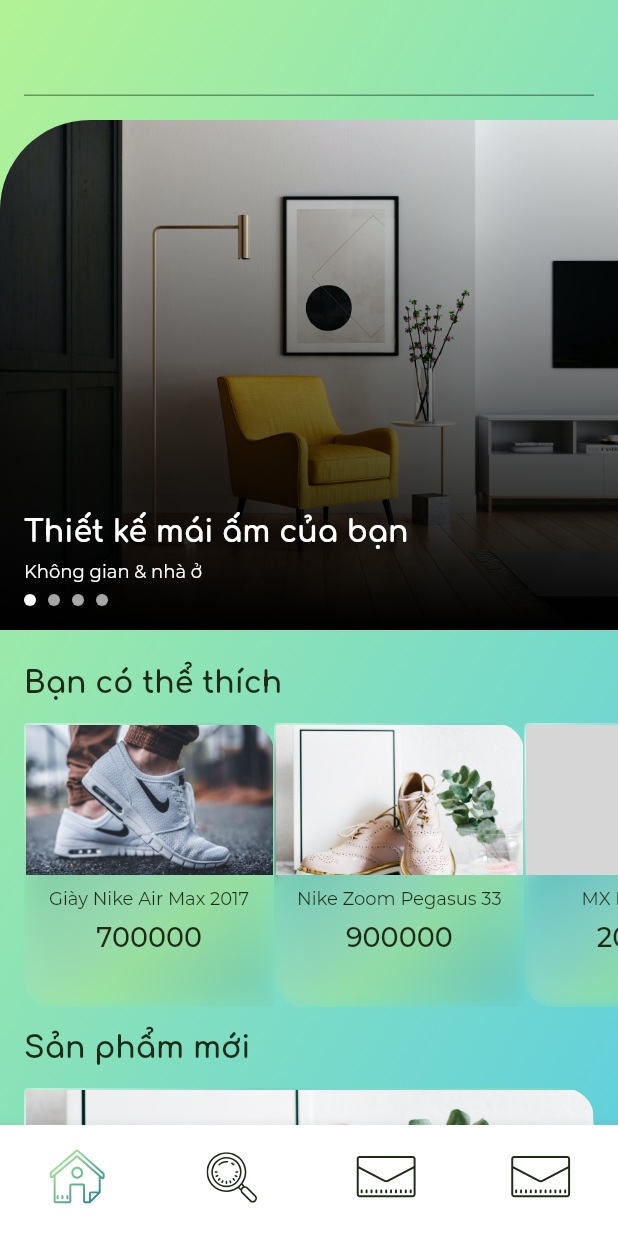
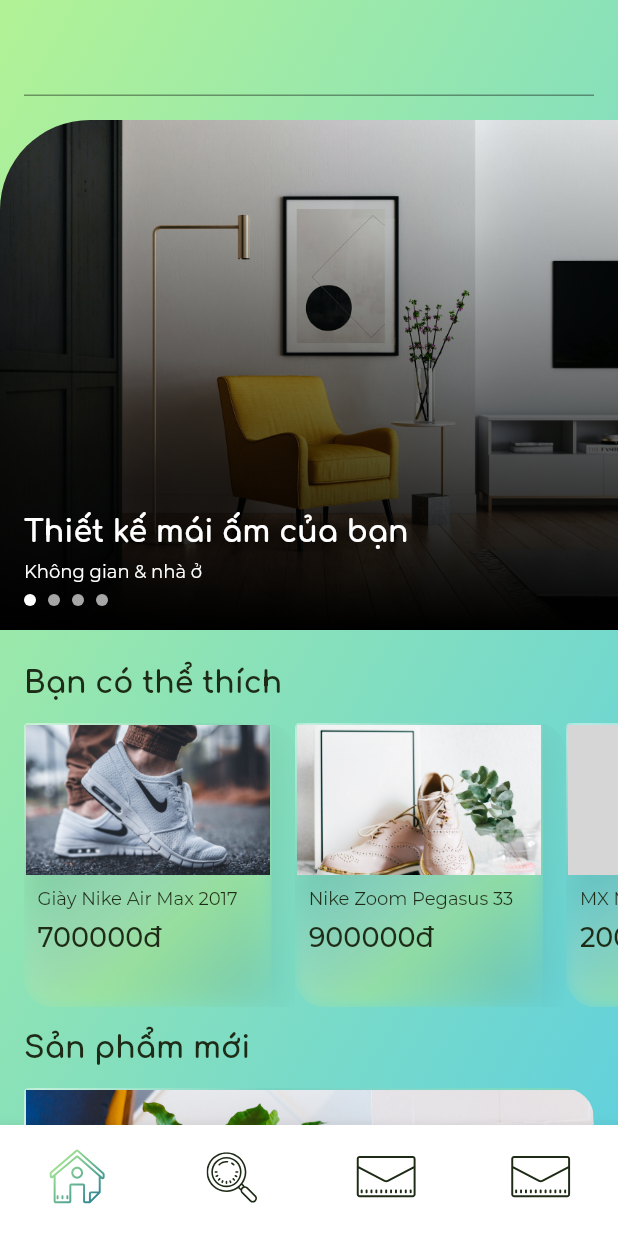
Before and after one commit to manhnvan/E-commerce-Mobile-Customer, a Flutter app: the screen it shows after launch, on a phone screen of 412 x 824 dp. Run offline on Flutter 3.47's test engine with Material 2 defaults, Android fonts, the phone set to English and light mode, and no system bars; drawn by our look-alikes of carousel_slider; our stand-ins replace firebase_auth, firebase_core, flutter_signin_button, flutter_svg, glassmorphism, google_sign_in; missing offline and left inert: flutter_facebook_auth, gradient_ui_widgets; accounts and stored records are empty; grey boxes are pictures that could not be loaded.

Commit message:
Update sections on homepage

```diff
--- a/lib/components/card_glass.dart
+++ b/lib/components/card_glass.dart
@@ -8,12 +8,33 @@ import 'package:gradient_ui_widgets/gradient_ui_widgets.dart' as grad;
 
 class GlassCard extends StatelessWidget {
   Widget childWidget;
+  double width;
 
-  GlassCard({this.childWidget});
+  GlassCard({this.childWidget, this.width});
 
   @override
   Widget build(BuildContext context) {
-    return BackdropFilter(
+    return ClipRRect(
+      clipBehavior: Clip.antiAlias,
+      borderRadius: BorderRadius.only(
+          topLeft: Radius.circular(border_radius_small),
+          topRight: Radius.circular(border_radius_big),
+          bottomRight: Radius.circular(border_radius_small),
+          bottomLeft: Radius.circular(border_radius_big)),
+      child: Container(
+        margin: this.width == MediaQuery.of(context).size.width
+            ? EdgeInsets.only(bottom: space_medium)
+            : EdgeInsets.only(right: space_medium),
+        width: this.width == MediaQuery.of(context).size.width
+            ? MediaQuery.of(context).size.width
+            : MediaQuery.of(context).size.width * 0.4,
+        clipBehavior: Clip.antiAlias,
+        padding: EdgeInsets.all(1),
+        decoration: BoxDecoration(
+          gradient: color_gradient_secondary,
+          boxShadow: [box_shadow_black],
+        ),
+        child: BackdropFilter(
             filter: ImageFilter.blur(sigmaX: 5.0, sigmaY: 5.0),
           child: grad.GradientCard(
               padding: EdgeInsets.all(0),
@@ -26,6 +47,8 @@ class GlassCard extends StatelessWidget {
                       bottomLeft: Radius.circular(border_radius_big - 1),
                       bottomRight: Radius.circular(border_radius_small -1))),
               child: this.childWidget),
+        ),
+      ),
     );
     // return Card(
     //   clipBehavior: Clip.antiAlias,
--- a/lib/components/product_card.dart
+++ b/lib/components/product_card.dart
@@ -1,6 +1,6 @@
-import 'package:customer_app/abstracts/colors.dart';
 import 'package:customer_app/abstracts/variables.dart';
 import 'package:customer_app/components/card_glass.dart';
+import 'package:flutter/cupertino.dart';
 import 'package:flutter/material.dart';
 
 // ignore: must_be_immutable
@@ -12,49 +12,47 @@ class ProductCard extends StatelessWidget {
 
   @override
   Widget build(BuildContext context) {
-    return ClipRRect(
-      borderRadius: BorderRadius.only(
-          topLeft: Radius.circular(border_radius_small),
-          topRight: Radius.circular(border_radius_big),
-          bottomRight: Radius.circular(border_radius_small),
-          bottomLeft: Radius.circular(border_radius_big)),
-      child: Container(
-        width: this.width,
-        clipBehavior: Clip.antiAlias,
-        padding: EdgeInsets.all(1),
-        decoration: BoxDecoration(
-          gradient: color_gradient_secondary,
-          boxShadow: [box_shadow_black],
-        ),
-        child: GlassCard(
-            childWidget: Column(
+    return GlassCard(
+        childWidget: Column(
           children: [
             Container(
-              width: this.width == MediaQuery.of(context).size.width
-                  ? MediaQuery.of(context).size.width
-                  : MediaQuery.of(context).size.width * 0.4,
               height:
                   this.width == MediaQuery.of(context).size.width ? 130 : 100,
               decoration: BoxDecoration(
                 image: DecorationImage(
-                    image: AssetImage(data['thumbnail']),
-                    fit: BoxFit.cover),
+                    image: AssetImage(data['thumbnail']), fit: BoxFit.cover),
               ),
             ),
             Container(
                 padding: EdgeInsets.all(space_small),
+                width: this.width == MediaQuery.of(context).size.width
+                    ? MediaQuery.of(context).size.width
+                    : MediaQuery.of(context).size.width * 0.4,
                 child: Column(
+                  crossAxisAlignment: CrossAxisAlignment.start,
                   children: [
                     Text(data['name'],
-                        style: (Theme.of(context).textTheme.bodyText2)),
-                    SizedBox(height: space_small),
-                    Text(data['price'],
-                        style: (Theme.of(context).textTheme.bodyText1))
+                        style: this.width == MediaQuery.of(context).size.width
+                            ? (Theme.of(context).textTheme.bodyText1)
+                            : (Theme.of(context).textTheme.bodyText2),
+                        maxLines: 1,
+                        overflow: TextOverflow.ellipsis),
+                    SizedBox(
+                        height: this.width == MediaQuery.of(context).size.width
+                            ? space_big
+                            : space_small),
+                    Text(
+                        this.width == MediaQuery.of(context).size.width
+                            ? 'Giá: ' + data['price'] + 'đ'
+                            : data['price'] + 'đ',
+                        style: this.width == MediaQuery.of(context).size.width
+                            ? (Theme.of(context).textTheme.bodyText1)
+                                .copyWith(fontWeight: FontWeight.bold)
+                            : (Theme.of(context).textTheme.bodyText1))
                   ],
                 ))
           ],
-        )),
-      ),
-    );
+        ),
+        width: this.width);
   }
 }
--- a/lib/screens/home/components/hero.dart
+++ b/lib/screens/home/components/hero.dart
@@ -116,7 +116,6 @@ class _HeroSectionState extends State<HeroSection> {
               viewportFraction: 1.0,
               scrollDirection: Axis.horizontal,
               enlargeCenterPage: false,
-              autoPlay: true,
               onPageChanged: (index, reason) {
                 setState(() {
                   _current = index;
--- a/lib/screens/home/components/new_products_section.dart
+++ b/lib/screens/home/components/new_products_section.dart
@@ -4,34 +4,34 @@ import 'package:flutter/material.dart';
 
 var fakeProductData = [
   {
-    'thumbnail': 'assets/images/fake-data-product/product01.jpg',
-    'name': 'Giày Nike Air Max 2017',
-    'price': '700000'
+    'thumbnail': 'assets/images/fake-data-product/product08.jpg',
+    'name': 'Cây dương xỉ trang trí nội thất đủ kích thước',
+    'price': '500000'
   },
   {
-    'thumbnail': 'assets/images/fake-data-product/product02.jpg',
-    'name': 'Nike Zoom Pegasus 33',
-    'price': '900000'
-  },
-  {
-    'thumbnail': 'assets/images/fake-data-product/product03.jpg',
-    'name': 'MX MASTER 2S',
+    'thumbnail': 'assets/images/fake-data-product/product09.jpg',
+    'name': 'Cây xương rồng nhỏ trang trí bàn học',
     'price': '200000'
   },
   {
-    'thumbnail': 'assets/images/fake-data-product/product04.jpg',
-    'name': 'Surface Laptop Go 12.4',
-    'price': '22000000'
+    'thumbnail': 'assets/images/fake-data-product/product10.jpg',
+    'name': 'Phím cơ Logitech G610',
+    'price': '1250000'
   },
   {
-    'thumbnail': 'assets/images/fake-data-product/product05.jpg',
-    'name': 'Áo phông Coolmate',
-    'price': '150000'
+    'thumbnail': 'assets/images/fake-data-product/product11.jpg',
+    'name': 'Bestseller Book  - milk and honey',
+    'price': '240000'
   },
   {
-    'thumbnail': 'assets/images/fake-data-product/product06.jpg',
-    'name': 'Áo Sweater Coolmate',
+    'thumbnail': 'assets/images/fake-data-product/product12.jpg',
+    'name': 'Pass sách cũ',
     'price': '300000'
+  },
+  {
+    'thumbnail': 'assets/images/fake-data-product/product14.jpg',
+    'name': 'Rubik3x3',
+    'price': '110000'
   }
 ];
 
@@ -45,8 +45,20 @@ class NewProductsSection extends StatelessWidget {
         children: [
           Text('Sản phẩm mới', style: (Theme.of(context).textTheme.headline6)),
           SizedBox(height: space_medium),
-          ProductCard(
-              width: MediaQuery.of(context).size.width, data: fakeProductData[1])
+          Container(
+            height: 500,
+            child: ListView.builder(
+                addAutomaticKeepAlives: false,
+                cacheExtent: 100.0,
+                shrinkWrap: true,
+                scrollDirection: Axis.vertical,
+                itemCount: fakeProductData.length,
+                itemBuilder: (BuildContext context, int index) {
+                  return ProductCard(
+                      width: MediaQuery.of(context).size.width,
+                      data: fakeProductData[index]);
+                }),
+          ),
         ],
       ),
     );
--- a/lib/screens/home/components/recommend_section.dart
+++ b/lib/screens/home/components/recommend_section.dart
@@ -19,7 +19,7 @@ var fakeProductData = [
     'price': '200000'
   },
   {
-    'thumbnail': 'assets/images/fake-data-product/product04.jpg',
+    'thumbnail': 'assets/images/fake-data-product/product03.jpg',
     'name': 'Surface Laptop Go 12.4',
     'price': '22000000'
   },
@@ -50,6 +50,8 @@ class RecommendSection extends StatelessWidget {
             width: 2000,
             height: MediaQuery.of(context).size.height * 0.23,
             child: ListView.builder(
+                addAutomaticKeepAlives: false,
+                cacheExtent: 100.0,
                 shrinkWrap: true,
                 scrollDirection: Axis.horizontal,
                 itemCount: fakeProductData.length,
--- a/pubspec.yaml
+++ b/pubspec.yaml
@@ -74,6 +74,12 @@ flutter:
     - assets/images/fake-data-product/product04.jpg
     - assets/images/fake-data-product/product05.jpg
     - assets/images/fake-data-product/product06.jpg
+    - assets/images/fake-data-product/product08.jpg
+    - assets/images/fake-data-product/product09.jpg
+    - assets/images/fake-data-product/product10.jpg
+    - assets/images/fake-data-product/product11.jpg
+    - assets/images/fake-data-product/product12.jpg
+    - assets/images/fake-data-product/product14.jpg
 
   # An image asset can refer to one or more resolution-specific "variants", see
   # https://flutter.dev/assets-and-images/#resolution-aware.
```
Also changed, not shown: assets/images/fake-data-product/product08.jpg (added), assets/images/fake-data-product/product09.jpg (added), assets/images/fake-data-product/product10.jpg (added), assets/images/fake-data-product/product11.jpg (added), assets/images/fake-data-product/product12.jpg (added), assets/images/fake-data-product/product14.jpg (added). Lines whose indentation alone changed are shown as unchanged.
